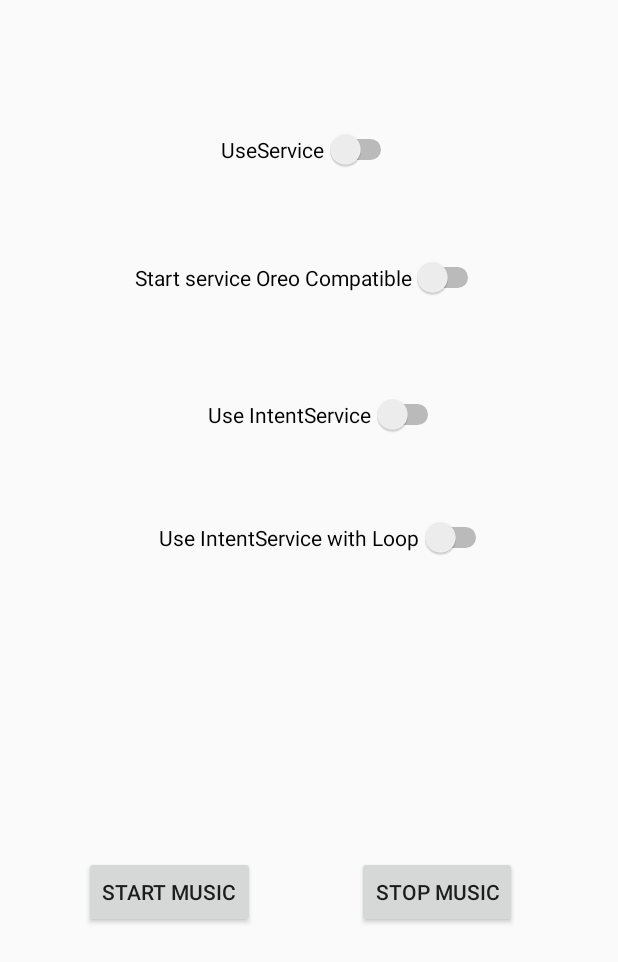
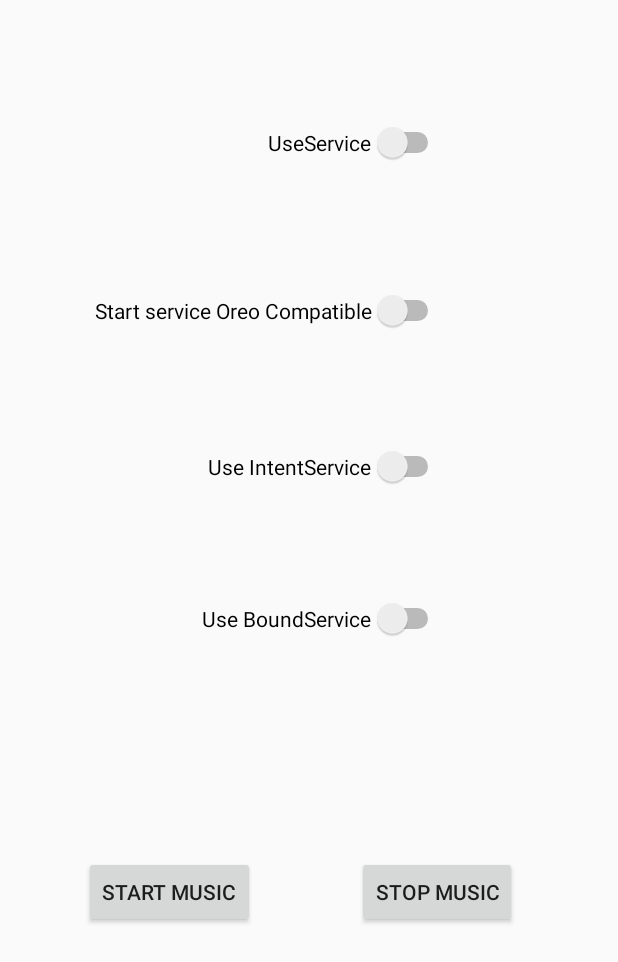
Before and after one commit to MartinGaiser/ServicesDemoMobileAppsDevelopment, an Android app: the layout activity_main.xml on its own in the app's theme, with its tools: preview values and no code run, on a phone screen of 412 x 824 dp. Shown: the top 962 px of the screen. Run offline under Robolectric (Android 15) with nearby library versions, the phone set to English and light mode, and no system bars.

Commit message:
removed useless IntentService without loop, added bound Service

```diff
--- a/app/src/main/AndroidManifest.xml
+++ b/app/src/main/AndroidManifest.xml
@@ -19,7 +19,7 @@
         <service android:name=".ServiceDemo"/>
         <service android:name=".ServiceDemoOreo"/>
         <service android:name=".ServiceDemoIntent"/>
-        <service android:name=".ServiceDemoIntentWithLoop"/>
+        <service android:name=".ServiceDemoBound" />
     </application>
 
 </manifest>
--- a/app/src/main/res/layout/activity_main.xml
+++ b/app/src/main/res/layout/activity_main.xml
@@ -36,17 +36,17 @@
 
     <Switch
         android:id="@+id/startOreoService"
-        android:layout_width="wrap_content"
+        android:layout_width="0dp"
         android:layout_height="wrap_content"
         android:layout_marginBottom="8dp"
+        android:layout_marginEnd="116dp"
         android:layout_marginTop="8dp"
         android:checked="false"
         android:text="@string/startOreo"
         app:layout_constraintBottom_toBottomOf="parent"
         app:layout_constraintEnd_toEndOf="parent"
-        app:layout_constraintStart_toStartOf="parent"
         app:layout_constraintTop_toTopOf="parent"
-        app:layout_constraintVertical_bias="0.209" />
+        app:layout_constraintVertical_bias="0.237" />
 
     <Switch
         android:id="@+id/useIntent"
@@ -59,33 +59,32 @@
         app:layout_constraintBottom_toBottomOf="parent"
         app:layout_constraintEnd_toEndOf="parent"
         app:layout_constraintTop_toTopOf="parent"
-        app:layout_constraintVertical_bias="0.323" />
+        app:layout_constraintVertical_bias="0.367" />
 
     <Switch
         android:id="@+id/useService"
         android:layout_width="wrap_content"
         android:layout_height="wrap_content"
         android:layout_marginBottom="8dp"
+        android:layout_marginEnd="116dp"
         android:layout_marginTop="8dp"
         android:checked="false"
         android:text="UseService"
         app:layout_constraintBottom_toBottomOf="parent"
         app:layout_constraintEnd_toEndOf="parent"
-        app:layout_constraintStart_toStartOf="parent"
         app:layout_constraintTop_toTopOf="parent"
-        app:layout_constraintVertical_bias="0.1" />
+        app:layout_constraintVertical_bias="0.094" />
 
     <Switch
-        android:id="@+id/useIntentLoop"
+        android:id="@+id/useBound"
         android:layout_width="wrap_content"
         android:layout_height="wrap_content"
         android:layout_marginBottom="8dp"
-        android:layout_marginEnd="84dp"
+        android:layout_marginEnd="116dp"
         android:layout_marginTop="8dp"
-        android:text="@string/useIntentLoop"
+        android:text="@string/useBound"
         app:layout_constraintBottom_toBottomOf="parent"
         app:layout_constraintEnd_toEndOf="parent"
-        app:layout_constraintTop_toTopOf="parent"
-        app:layout_constraintVertical_bias="0.431" />
+        app:layout_constraintTop_toTopOf="parent" />
 
 </android.support.constraint.ConstraintLayout>
--- a/app/src/main/res/values/strings.xml
+++ b/app/src/main/res/values/strings.xml
@@ -5,7 +5,7 @@
     <string name="startOreo">Start service Oreo Compatible</string>
     <string name="useService">Use Service</string>
     <string name="useIntent">Use IntentService </string>
-    <string name="useIntentLoop">Use IntentService with Loop</string>
+    <string name="useBound">Use BoundService</string>
     <string name="NotificationChannelID">ServiceDemoChannel</string>
     <string name="NotificationChannelName">"ServiceDemoChannel"</string>
     <string name="NotificationTextContent">dududududududududududududududududududududududududu</string>
```
Also changed, not shown: app/src/main/java/de/t_online/martin_gaiser/servicedemo/MainActivity.java (+78 -47 lines), app/src/main/java/de/t_online/martin_gaiser/servicedemo/ServiceDemoBound.java (added, +36 -0 lines), app/src/main/java/de/t_online/martin_gaiser/servicedemo/ServiceDemoIntent.java (+16 -1 lines), app/src/main/java/de/t_online/martin_gaiser/servicedemo/ServiceDemoIntentWithLoop.java (deleted, +0 -23 lines), 1 other file.
